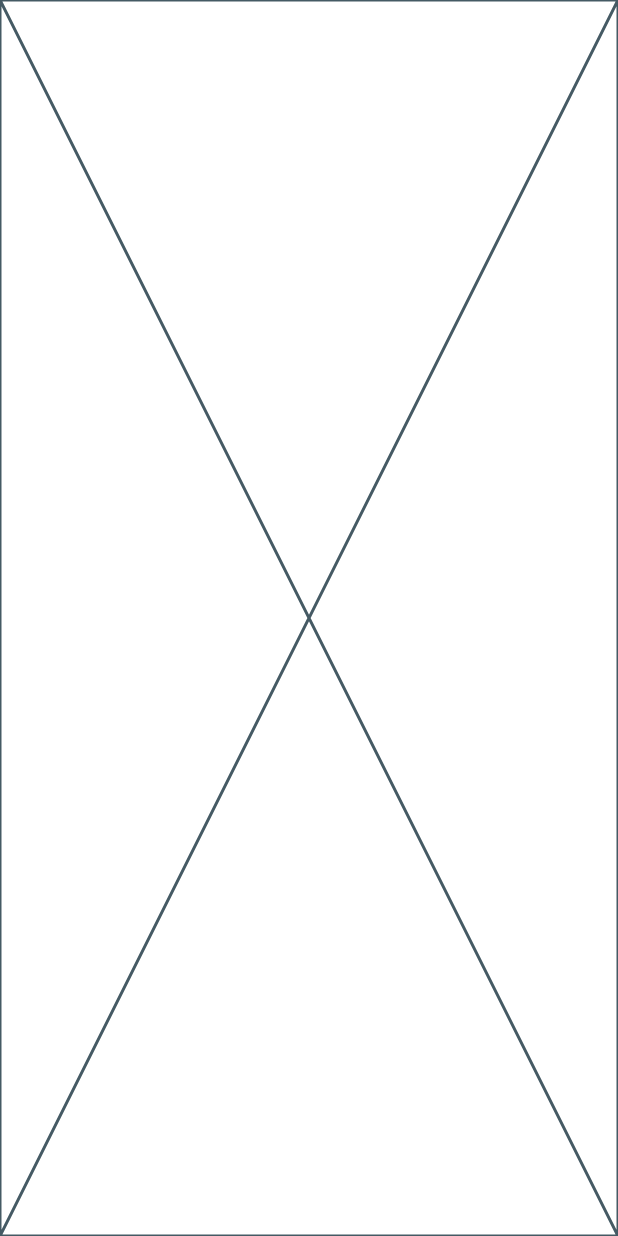
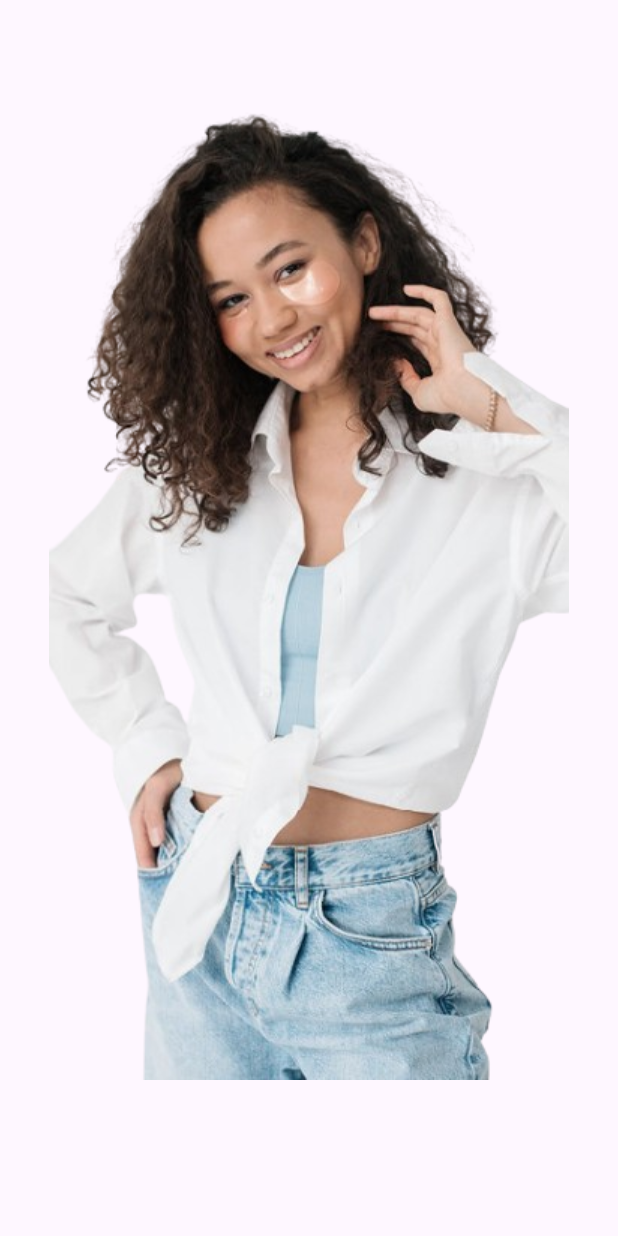
Before and after one commit to zeeshan681/mahi_beauty, a Flutter app: the screen it shows after launch, on a phone screen of 412 x 824 dp. Run offline on Flutter 3.47's test engine with Material 3 defaults, Android fonts, the phone set to English and light mode, and no system bars.

Commit message:
done with splah screen

```diff
--- a/lib/Views/01_Onboarding_Screens/onboarding_screen.dart
+++ b/lib/Views/01_Onboarding_Screens/onboarding_screen.dart
@@ -10,6 +10,18 @@ class OnboardingScreen extends StatefulWidget {
 class _OnboardingScreenState extends State<OnboardingScreen> {
   @override
   Widget build(BuildContext context) {
-    return const Placeholder();
+    return Scaffold(
+      // backgroundColor: Color.fromARGB(255, 207, 200, 200),
+      body: Column(
+        children: [
+          Center(
+            child: Image.asset(
+              "assets/images/firstBoarding.png",
+              fit: BoxFit.contain,
+            ),
+          ),
+        ],
+      ),
+    );
   }
 }
--- a/pubspec.yaml
+++ b/pubspec.yaml
@@ -34,6 +34,7 @@ dependencies:
   # The following adds the Cupertino Icons font to your application.
   # Use with the CupertinoIcons class for iOS style icons.
   cupertino_icons: ^1.0.8
+  smooth_page_indicator: ^1.2.1
 
 dev_dependencies:
   flutter_test:
```
Also changed, not shown: pubspec.lock.
